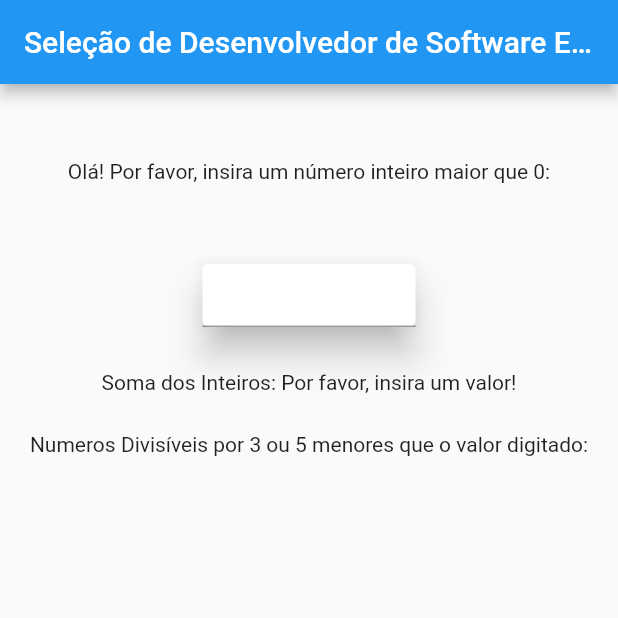
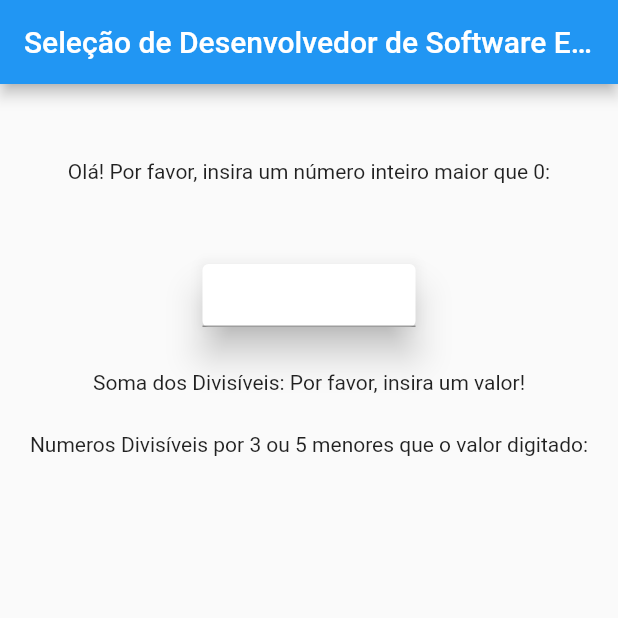
Before and after one commit to pablohls/SDS-Escribo-Teste01, a Flutter app: the screen it shows after launch, on a phone screen of 412 x 824 dp, the top half of it. Run offline on Flutter 3.47's test engine with Material 2 defaults, Android fonts, the phone set to English and light mode, and no system bars; missing offline and left inert: flux_validator_dart.

Commit message:
Second Commit
Ajustes em algumas nomeclaturas.

```diff
--- a/lib/home_sreen/home_screen.dart
+++ b/lib/home_sreen/home_screen.dart
@@ -83,7 +83,7 @@ class _HomeScreenState extends State<HomeScreen> {
               const SizedBox(
                 height: 25,
               ),
-              Text("Soma dos Inteiros: $resultadoSoma"),
+              Text("Soma dos Divisíveis: $resultadoSoma"),
               const SizedBox(
                 height: 25,
               ),
```
Also changed, not shown: 1 other file.
